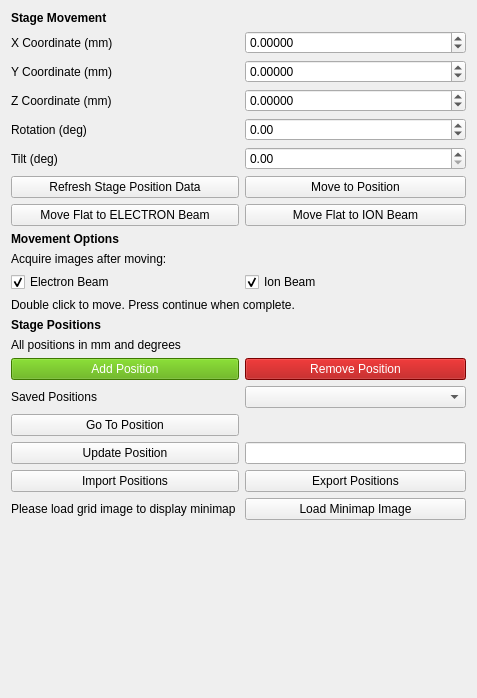
First picture: the form in fibsem/ui/qtdesigner_files/FibsemMovementWidget.ui, repository DeMarcoLab/fibsem, before the edit.
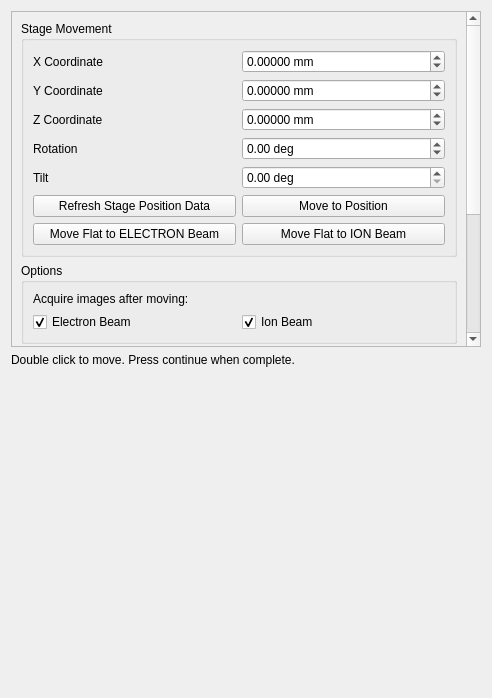
Second picture: the form after the edit.

Patch:
```diff
--- a/fibsem/ui/qtdesigner_files/FibsemMovementWidget.ui
+++ b/fibsem/ui/qtdesigner_files/FibsemMovementWidget.ui
@@ -6,7 +6,7 @@
    <rect>
     <x>0</x>
     <y>0</y>
-    <width>477</width>
+    <width>492</width>
     <height>698</height>
    </rect>
   </property>
@@ -15,73 +15,67 @@
   </property>
   <layout class="QGridLayout" name="gridLayout">
    <item row="0" column="0" colspan="2">
-    <widget class="QLabel" name="label_movement_header">
+    <widget class="QScrollArea" name="scrollArea">
+     <property name="widgetResizable">
+      <bool>true</bool>
+     </property>
+     <widget class="QWidget" name="scrollAreaWidgetContents">
+      <property name="geometry">
+       <rect>
+        <x>0</x>
+        <y>0</y>
+        <width>470</width>
+        <height>596</height>
+       </rect>
+      </property>
+      <layout class="QGridLayout" name="gridLayout_2">
+       <item row="2" column="0">
+        <widget class="QGroupBox" name="groupBox_saved_positions">
      <property name="font">
       <font>
-       <weight>75</weight>
-       <bold>true</bold>
-      </font>
-     </property>
-     <property name="text">
-      <string>Stage Movement</string>
-     </property>
-    </widget>
-   </item>
-   <item row="15" column="0">
-    <widget class="QPushButton" name="pushButton_save_position">
-     <property name="styleSheet">
-      <string notr="true">color: white; background-color: rgb(85, 170, 0)</string>
-     </property>
+           <weight>50</weight>
+           <bold>false</bold>
+          </font>
+         </property>
+         <property name="title">
+          <string>Saved Positions</string>
+         </property>
+         <layout class="QGridLayout" name="gridLayout_5">
+          <item row="4" column="0">
+           <widget class="QPushButton" name="pushButton_update_position">
      <property name="text">
-      <string>Add Position</string>
+             <string>Update Position</string>
      </property>
     </widget>
    </item>
-   <item row="16" column="1">
-    <widget class="QComboBox" name="comboBox_positions"/>
-   </item>
    <item row="3" column="0">
-    <widget class="QLabel" name="label_movement_stage_z">
-     <property name="text">
-      <string>Z Coordinate (mm)</string>
-     </property>
-    </widget>
-   </item>
-   <item row="6" column="0">
-    <widget class="QPushButton" name="pushButton_refresh_stage_position_data">
-     <property name="text">
-      <string>Refresh Stage Position Data</string>
-     </property>
-    </widget>
-   </item>
-   <item row="7" column="1">
-    <widget class="QPushButton" name="pushButton_move_flat_ion">
-     <property name="text">
-      <string>Move Flat to ION Beam</string>
-     </property>
-    </widget>
-   </item>
-   <item row="13" column="0" colspan="2">
-    <widget class="QLabel" name="label_positions_header">
-     <property name="font">
-      <font>
-       <weight>75</weight>
-       <bold>true</bold>
-      </font>
-     </property>
-     <property name="text">
-      <string>Stage Positions</string>
-     </property>
-    </widget>
-   </item>
-   <item row="18" column="0">
     <widget class="QPushButton" name="pushButton_go_to">
      <property name="text">
       <string>Go To Position</string>
      </property>
     </widget>
    </item>
-   <item row="16" column="0">
+          <item row="0" column="0" colspan="2">
+           <widget class="QLabel" name="label_positions_header_info">
+            <property name="text">
+             <string>All positions in mm and degrees</string>
+            </property>
+           </widget>
+          </item>
+          <item row="2" column="1">
+           <widget class="QComboBox" name="comboBox_positions"/>
+          </item>
+          <item row="1" column="1">
+           <widget class="QPushButton" name="pushButton_remove_position">
+            <property name="styleSheet">
+             <string notr="true">color: white; background-color: rgb(170, 0, 0)</string>
+            </property>
+            <property name="text">
+             <string>Remove Position</string>
+            </property>
+           </widget>
+          </item>
+          <item row="2" column="0">
     <widget class="QLabel" name="label_saved_positions">
      <property name="font">
       <font>
@@ -95,50 +89,30 @@
     </widget>
    </item>
    <item row="1" column="0">
-    <widget class="QLabel" name="label_movement_stage_x">
-     <property name="text">
-      <string>X Coordinate (mm)</string>
-     </property>
-    </widget>
-   </item>
-   <item row="7" column="0">
-    <widget class="QPushButton" name="pushButton_move_flat_electron">
+           <widget class="QPushButton" name="pushButton_save_position">
+            <property name="styleSheet">
+             <string notr="true">color: white; background-color: rgb(85, 170, 0)</string>
+            </property>
      <property name="text">
-      <string>Move Flat to ELECTRON Beam</string>
+             <string>Add Position</string>
      </property>
     </widget>
    </item>
-   <item row="11" column="0" colspan="2">
-    <widget class="QLabel" name="label_movement_instructions">
-     <property name="minimumSize">
-      <size>
-       <width>0</width>
-       <height>0</height>
-      </size>
-     </property>
+          <item row="5" column="0">
+           <widget class="QPushButton" name="pushButton_import">
      <property name="text">
-      <string>Double click to move. Press continue when complete.</string>
-     </property>
-     <property name="wordWrap">
-      <bool>true</bool>
-     </property>
-    </widget>
-   </item>
-   <item row="24" column="0" colspan="2">
-    <widget class="QLabel" name="label_minimap">
+             <string>Import Positions</string>
+            </property>
+           </widget>
+          </item>
+          <item row="5" column="1">
+           <widget class="QPushButton" name="pushButton_export">
      <property name="text">
-      <string/>
+             <string>Export Positions</string>
      </property>
     </widget>
    </item>
-   <item row="23" column="0">
-    <widget class="QLabel" name="label_4">
-     <property name="text">
-      <string>Please load grid image to display minimap </string>
-     </property>
-    </widget>
-   </item>
-   <item row="19" column="1">
+          <item row="4" column="1">
     <widget class="QLineEdit" name="lineEdit_position_name">
      <property name="sizePolicy">
       <sizepolicy hsizetype="Preferred" vsizetype="Fixed">
@@ -148,21 +122,23 @@
      </property>
     </widget>
    </item>
-   <item row="18" column="1">
+          <item row="3" column="1">
     <widget class="QLabel" name="label_current_position">
      <property name="text">
       <string/>
      </property>
     </widget>
    </item>
-   <item row="22" column="0">
-    <widget class="QPushButton" name="pushButton_import">
-     <property name="text">
-      <string>Import Positions</string>
-     </property>
-    </widget>
-   </item>
-   <item row="10" column="0">
+         </layout>
+        </widget>
+       </item>
+       <item row="1" column="0">
+        <widget class="QGroupBox" name="groupBox_movement_options">
+         <property name="title">
+          <string>Options</string>
+         </property>
+         <layout class="QGridLayout" name="gridLayout_4">
+          <item row="1" column="0">
     <widget class="QCheckBox" name="checkBox_movement_acquire_electron">
      <property name="text">
       <string>Electron Beam</string>
@@ -172,49 +148,44 @@
      </property>
     </widget>
    </item>
-   <item row="4" column="1">
-    <widget class="QDoubleSpinBox" name="doubleSpinBox_movement_stage_rotation">
-     <property name="minimum">
-      <double>-360.000000000000000</double>
-     </property>
-     <property name="maximum">
-      <double>360.000000000000000</double>
+          <item row="1" column="1">
+           <widget class="QCheckBox" name="checkBox_movement_acquire_ion">
+            <property name="text">
+             <string>Ion Beam</string>
+            </property>
+            <property name="checked">
+             <bool>true</bool>
      </property>
     </widget>
    </item>
-   <item row="2" column="0">
-    <widget class="QLabel" name="label_movement_stage_y">
+          <item row="0" column="0" colspan="2">
+           <widget class="QLabel" name="label_movement_images">
      <property name="text">
-      <string>Y Coordinate (mm)</string>
+             <string>Acquire images after moving:</string>
      </property>
     </widget>
    </item>
-   <item row="23" column="1">
-    <widget class="QPushButton" name="pushButton_load_image_minimap">
-     <property name="text">
-      <string>Load Minimap Image</string>
-     </property>
-    </widget>
-   </item>
-   <item row="22" column="1">
-    <widget class="QPushButton" name="pushButton_export">
-     <property name="text">
-      <string>Export Positions</string>
-     </property>
-    </widget>
-   </item>
-   <item row="15" column="1">
-    <widget class="QPushButton" name="pushButton_remove_position">
-     <property name="styleSheet">
-      <string notr="true">color: white; background-color: rgb(170, 0, 0)</string>
-     </property>
+         </layout>
+        </widget>
+       </item>
+       <item row="0" column="0">
+        <widget class="QGroupBox" name="groupBox_stage_position">
+         <property name="title">
+          <string>Stage Movement</string>
+         </property>
+         <layout class="QGridLayout" name="gridLayout_3">
+          <item row="6" column="1">
+           <widget class="QPushButton" name="pushButton_move">
      <property name="text">
-      <string>Remove Position</string>
+             <string>Move to Position</string>
      </property>
     </widget>
    </item>
    <item row="2" column="1">
     <widget class="QDoubleSpinBox" name="doubleSpinBox_movement_stage_y">
+            <property name="suffix">
+             <string> mm</string>
+            </property>
      <property name="decimals">
       <number>5</number>
      </property>
@@ -224,31 +195,57 @@
      <property name="maximum">
       <double>10000000000000000905969664.000000000000000</double>
      </property>
-    </widget>
-   </item>
-   <item row="14" column="0" colspan="2">
-    <widget class="QLabel" name="label_positions_header_info">
+            <property name="singleStep">
+             <double>0.001000000000000</double>
+            </property>
+           </widget>
+          </item>
+          <item row="3" column="0">
+           <widget class="QLabel" name="label_movement_stage_z">
      <property name="text">
-      <string>All positions in mm and degrees</string>
+             <string>Z Coordinate</string>
      </property>
     </widget>
    </item>
-   <item row="5" column="0">
-    <widget class="QLabel" name="label_movement_stage_tilt">
+          <item row="5" column="1">
+           <widget class="QDoubleSpinBox" name="doubleSpinBox_movement_stage_tilt">
+            <property name="suffix">
+             <string> deg</string>
+            </property>
+           </widget>
+          </item>
+          <item row="0" column="0">
+           <widget class="QLabel" name="label_movement_stage_x">
      <property name="text">
-      <string>Tilt (deg)</string>
+             <string>X Coordinate</string>
      </property>
     </widget>
    </item>
-   <item row="19" column="0">
-    <widget class="QPushButton" name="pushButton_update_position">
+          <item row="4" column="1">
+           <widget class="QDoubleSpinBox" name="doubleSpinBox_movement_stage_rotation">
+            <property name="suffix">
+             <string> deg</string>
+            </property>
+            <property name="minimum">
+             <double>-360.000000000000000</double>
+            </property>
+            <property name="maximum">
+             <double>360.000000000000000</double>
+            </property>
+           </widget>
+          </item>
+          <item row="6" column="0">
+           <widget class="QPushButton" name="pushButton_refresh_stage_position_data">
      <property name="text">
-      <string>Update Position</string>
+             <string>Refresh Stage Position Data</string>
      </property>
     </widget>
    </item>
-   <item row="1" column="1">
+          <item row="0" column="1">
     <widget class="QDoubleSpinBox" name="doubleSpinBox_movement_stage_x">
+            <property name="suffix">
+             <string> mm</string>
+            </property>
      <property name="decimals">
       <number>5</number>
      </property>
@@ -258,47 +255,30 @@
      <property name="maximum">
       <double>100000000000000000.000000000000000</double>
      </property>
+            <property name="singleStep">
+             <double>0.001000000000000</double>
+            </property>
     </widget>
    </item>
    <item row="4" column="0">
     <widget class="QLabel" name="label_movement_stage_rotation">
      <property name="text">
-      <string>Rotation (deg)</string>
+             <string>Rotation</string>
      </property>
     </widget>
    </item>
-   <item row="8" column="0" colspan="2">
-    <widget class="QLabel" name="label_movement_options_header">
-     <property name="font">
-      <font>
-       <weight>75</weight>
-       <bold>true</bold>
-      </font>
-     </property>
+          <item row="5" column="0">
+           <widget class="QLabel" name="label_movement_stage_tilt">
      <property name="text">
-      <string>Movement Options</string>
-     </property>
-    </widget>
-   </item>
-   <item row="10" column="1">
-    <widget class="QCheckBox" name="checkBox_movement_acquire_ion">
-     <property name="text">
-      <string>Ion Beam</string>
-     </property>
-     <property name="checked">
-      <bool>true</bool>
-     </property>
-    </widget>
-   </item>
-   <item row="6" column="1">
-    <widget class="QPushButton" name="pushButton_move">
-     <property name="text">
-      <string>Move to Position</string>
+             <string>Tilt</string>
      </property>
     </widget>
    </item>
    <item row="3" column="1">
     <widget class="QDoubleSpinBox" name="doubleSpinBox_movement_stage_z">
+            <property name="suffix">
+             <string> mm</string>
+            </property>
      <property name="decimals">
       <number>5</number>
      </property>
@@ -308,9 +288,56 @@
      <property name="maximum">
       <double>99999999999999991611392.000000000000000</double>
      </property>
-    </widget>
-   </item>
-   <item row="25" column="0" colspan="2">
+            <property name="singleStep">
+             <double>0.001000000000000</double>
+            </property>
+           </widget>
+          </item>
+          <item row="2" column="0">
+           <widget class="QLabel" name="label_movement_stage_y">
+            <property name="text">
+             <string>Y Coordinate</string>
+            </property>
+           </widget>
+          </item>
+          <item row="7" column="0">
+           <widget class="QPushButton" name="pushButton_move_flat_electron">
+            <property name="text">
+             <string>Move Flat to ELECTRON Beam</string>
+            </property>
+           </widget>
+          </item>
+          <item row="7" column="1">
+           <widget class="QPushButton" name="pushButton_move_flat_ion">
+            <property name="text">
+             <string>Move Flat to ION Beam</string>
+            </property>
+           </widget>
+          </item>
+         </layout>
+        </widget>
+       </item>
+      </layout>
+     </widget>
+    </widget>
+   </item>
+   <item row="19" column="0" colspan="2">
+    <widget class="QLabel" name="label_movement_instructions">
+     <property name="minimumSize">
+      <size>
+       <width>0</width>
+       <height>0</height>
+      </size>
+     </property>
+     <property name="text">
+      <string>Double click to move. Press continue when complete.</string>
+     </property>
+     <property name="wordWrap">
+      <bool>true</bool>
+     </property>
+    </widget>
+   </item>
+   <item row="20" column="0" colspan="2">
     <spacer name="verticalSpacer">
      <property name="orientation">
       <enum>Qt::Vertical</enum>
@@ -323,16 +350,6 @@
      </property>
     </spacer>
    </item>
-   <item row="5" column="1">
-    <widget class="QDoubleSpinBox" name="doubleSpinBox_movement_stage_tilt"/>
-   </item>
-   <item row="9" column="0" colspan="2">
-    <widget class="QLabel" name="label_movement_images">
-     <property name="text">
-      <string>Acquire images after moving:</string>
-     </property>
-    </widget>
-   </item>
   </layout>
  </widget>
  <resources/>
```
Lines whose indentation alone changed are shown as unchanged.
